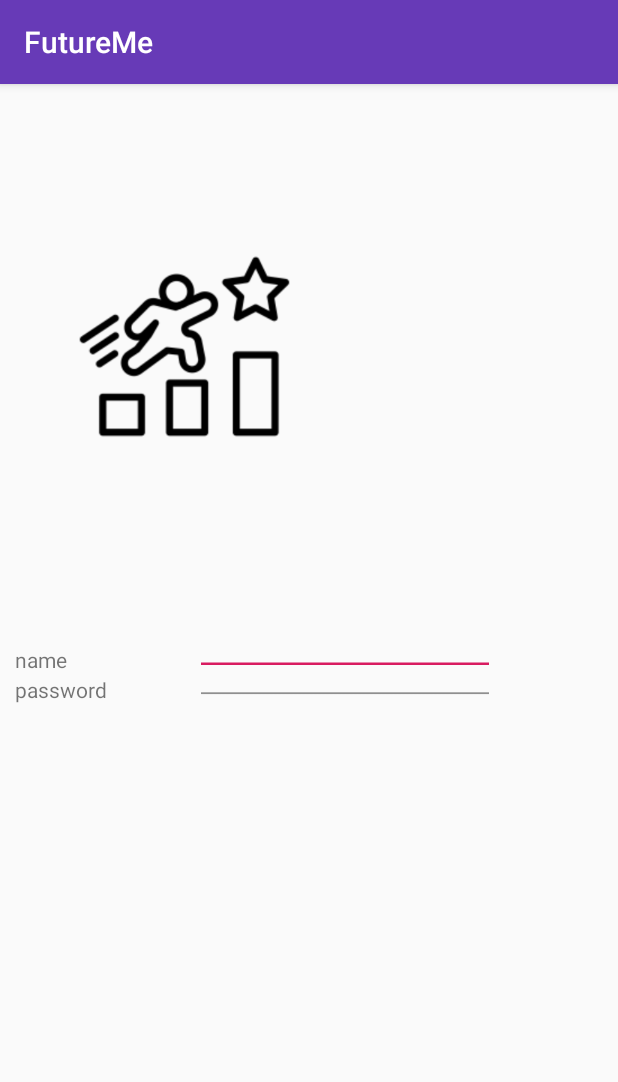
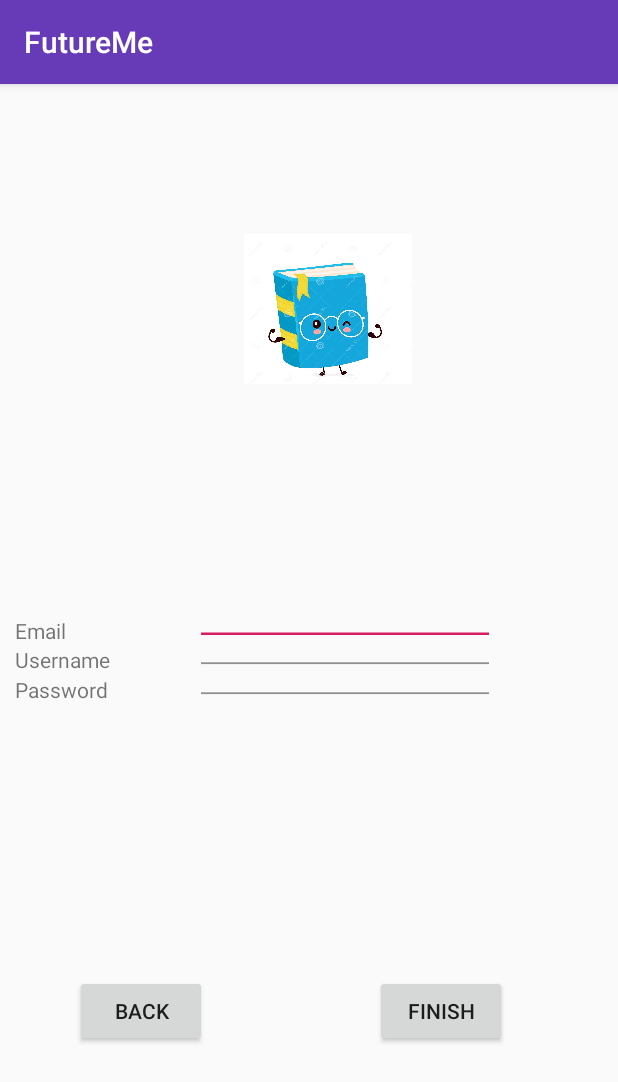
Before and after one commit to callmejazz/FutureMe, an Android app: the Activity2 screen opened directly, with no data from a screen before it, on a phone screen of 412 x 824 dp. Shown: the top 1082 px of the screen. Run offline under Robolectric (Android 15) with nearby library versions, the phone set to English and light mode, and no system bars.

Commit message:
add two button the register page

```diff
--- a/app/src/main/res/layout/activity_2.xml
+++ b/app/src/main/res/layout/activity_2.xml
@@ -7,13 +7,33 @@
         tools:context=".MainActivity">
 
     <TextView
+        android:id="@+id/email"
+        android:layout_width="100dp"
+        android:layout_height="wrap_content"
+        android:layout_above="@id/name"
+        android:layout_centerVertical="true"
+        android:layout_marginStart="10dp"
+        android:layout_marginLeft="10dp"
+        android:text="Email" />
+
+    <EditText
+        android:id="@+id/editEmail"
+        android:layout_width="200dp"
+        android:layout_height="20dp"
+        android:layout_marginLeft="20dp"
+        android:layout_marginStart="20dp"
+        android:layout_toRightOf="@id/email"
+        android:layout_above="@id/editName" />
+
+
+    <TextView
             android:id="@+id/name"
             android:layout_width="100dp"
             android:layout_height="20dp"
             android:layout_centerVertical="true"
             android:layout_marginStart="10dp"
             android:layout_marginLeft="10dp"
-            android:text="name"/>
+            android:text="Username"/>
 
     <EditText
             android:id="@+id/editName"
@@ -32,7 +52,7 @@
             android:layout_below="@id/name"
             android:layout_marginLeft="10dp"
             android:layout_marginStart="10dp"
-            android:text="password"/>
+            android:text="Password"/>
 
     <EditText
             android:id="@+id/editPassword"
@@ -45,9 +65,33 @@
             android:inputType="textPassword"/>
 
     <ImageView
-            android:layout_width="195dp"
-            android:layout_height="150dp" app:srcCompat="@drawable/group" android:id="@+id/imageView"
-            android:layout_marginTop="100dp"
-            android:layout_marginLeft="25dp"/>
+        android:id="@+id/imageView"
+        android:layout_width="500dp"
+        android:layout_height="100dp"
+        android:layout_marginLeft="25dp"
+        android:layout_marginStart="25dp"
+        android:layout_marginTop="100dp"
+        app:srcCompat="@drawable/book" />
+
+    <Button
+        android:id="@+id/back"
+        android:layout_width="wrap_content"
+        android:layout_height="wrap_content"
+        android:layout_below="@id/password"
+        android:layout_marginLeft="50dp"
+        android:layout_marginStart="50dp"
+        android:layout_marginTop="180dp"
+        android:text="Back" />
+
+    <Button
+        android:id="@+id/finish"
+        android:layout_width="wrap_content"
+        android:layout_height="wrap_content"
+        android:layout_below="@id/password"
+        android:layout_marginLeft="250dp"
+        android:layout_marginStart="250dp"
+        android:layout_marginTop="180dp"
+
+        android:text="Finish" />
 
 </RelativeLayout>
```
Also changed, not shown: app/src/main/res/drawable/book.jpg (added).
